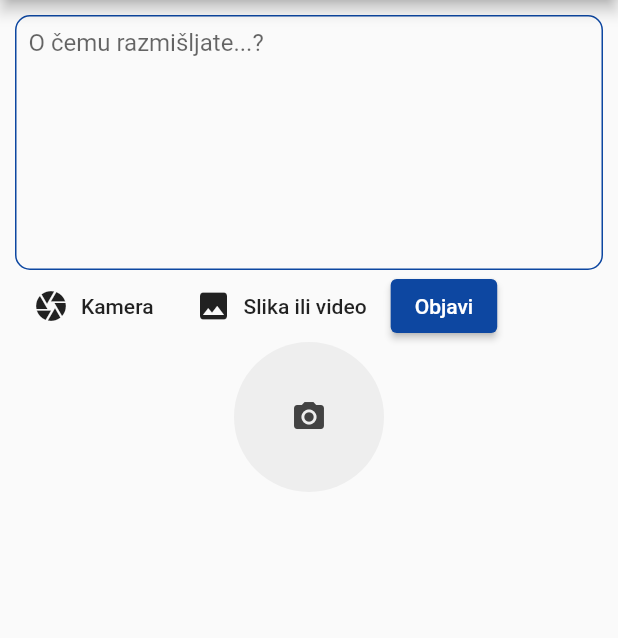
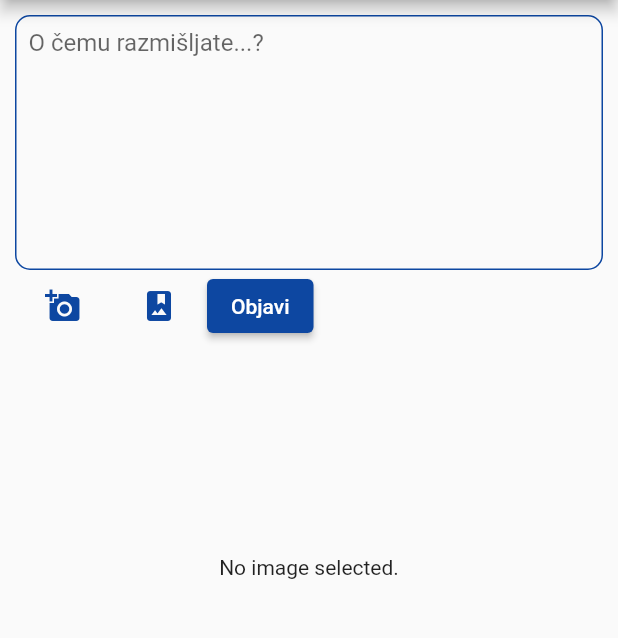
Before and after one commit to ilicina1/facebook2, a Flutter app: the MainScreen screen opened directly, on a phone screen of 412 x 824 dp, the part 84-722 px from its top. Run offline on Flutter 3.47's test engine with Material 2 defaults, Android fonts, the light colour scheme and no system bars; our stand-ins replace firebase_auth, firebase_core, image_picker, splashscreen; missing offline and left inert: firebase_auth_web, firebase_core_web, flutter_facebook_auth, flutter_facebook_login, image_picker_for_web; accounts and stored records are empty.

Commit message:
dodate funkcionalnosti slike iz galerije i uslikane

```diff
--- a/lib/generated_plugin_registrant.dart
+++ b/lib/generated_plugin_registrant.dart
@@ -6,6 +6,7 @@
 
 import 'package:firebase_auth_web/firebase_auth_web.dart';
 import 'package:firebase_core_web/firebase_core_web.dart';
+import 'package:image_picker_for_web/image_picker_for_web.dart';
 
 import 'package:flutter_web_plugins/flutter_web_plugins.dart';
 
@@ -13,5 +14,6 @@ import 'package:flutter_web_plugins/flutter_web_plugins.dart';
 void registerPlugins(Registrar registrar) {
   FirebaseAuthWeb.registerWith(registrar);
   FirebaseCoreWeb.registerWith(registrar);
+  ImagePickerPlugin.registerWith(registrar);
   registrar.registerMessageHandler();
 }
--- a/lib/services/mainScreen/dodajSliku.dart
+++ /dev/null
@@ -1,12 +0,0 @@
-import 'dart:io';
-// import 'package:image_picker/image_picker.dart';
-
-class AddingImages {
-  File image;
-
-  // imgFromGallery() async {
-  //   File image = await ImagePicker.pickImage(
-  //       source: ImageSource.gallery, imageQuality: 50);
-  //   this.image = image;
-  // }
-}
--- /dev/null
+++ b/lib/utils/dummyData/dummyData.dart
@@ -0,0 +1,3 @@
+import 'dart:io';
+
+File image;
--- a/lib/view/mainPage/pages/main_screen.dart
+++ b/lib/view/mainPage/pages/main_screen.dart
@@ -1,10 +1,11 @@
 import 'package:facebook_2/view/EditProfile/pages/edit_profile.dart';
 import 'package:facebook_2/view/mainPage/widgets/dodaj_post_widget.dart';
+import 'package:facebook_2/view/mainPage/widgets/showImage.dart';
 import 'package:facebook_2/view/mainPage/widgets/sign_out_widget.dart';
 import 'package:facebook_2/view/mainPage/widgets/title_widget.dart';
 import 'dart:async';
-import 'package:facebook_2/view/mainPage/widgets/nizDugmadiZaPost.dart';
-import 'package:facebook_2/view/mainPage/widgets/ucitaneSlikeVidei.dart';
+import 'package:facebook_2/view/mainPage/widgets/array_of_buttons.dart';
+import 'package:facebook_2/view/mainPage/widgets/upload_image.dart';
 import 'package:flutter/material.dart';
 
 class MainScreen extends StatefulWidget {
@@ -60,8 +61,8 @@ class _MainScreenState extends State<MainScreen> {
         child: Column(
           children: [
             dodajPostWidget(),
-            nizDugmadiZaPost(context),
-            ucitaneSlikeVidei(),
+            arrayOfButtonsStat(context),
+            ShowImage(),
           ],
         ),
       ),
--- /dev/null
+++ b/lib/view/mainPage/widgets/array_of_buttons.dart
@@ -0,0 +1,23 @@
+import 'package:facebook_2/utils/style/postButtonStyle.dart';
+import 'package:facebook_2/view/mainPage/widgets/upload_image.dart';
+import 'package:flutter/material.dart';
+
+Widget arrayOfButtonsStat(BuildContext context) {
+  return Row(
+    children: <Widget>[
+      Row(
+        mainAxisAlignment: MainAxisAlignment.spaceEvenly,
+        children: [
+          UploadImage(),
+          ElevatedButton(
+            child: Text('Objavi', style: TextStyle(color: Colors.white)),
+            style: postButtonSyle(),
+            onPressed: () {
+              //uredi profil
+            },
+          ),
+        ],
+      ),
+    ],
+  );
+}
--- a/lib/view/mainPage/widgets/nizDugmadiZaPost.dart
+++ /dev/null
@@ -1,32 +0,0 @@
-import 'package:facebook_2/services/mainScreen/dodajSliku.dart';
-import 'package:facebook_2/utils/style/postButtonStyle.dart';
-import 'package:facebook_2/view/mainPage/pages/main_screen.dart';
-import 'package:flutter/material.dart';
-
-Widget nizDugmadiZaPost(BuildContext context) {
-  return Row(
-    children: <Widget>[
-      FlatButton.icon(
-        icon: Icon(Icons.camera),
-        label: Text('Kamera'),
-        onPressed: () {
-          //
-        },
-      ),
-      FlatButton.icon(
-        icon: Icon(Icons.image),
-        label: Text('Slika ili video'),
-        onPressed: () {
-          // AddingImages().imgFromGallery();
-        },
-      ),
-      ElevatedButton(
-        child: Text('Objavi', style: TextStyle(color: Colors.white)),
-        style: postButtonSyle(),
-        onPressed: () {
-          //uredi profil
-        },
-      ),
-    ],
-  );
-}
--- /dev/null
+++ b/lib/view/mainPage/widgets/showImage.dart
@@ -0,0 +1,20 @@
+import 'package:facebook_2/utils/dummyData/dummyData.dart';
+import 'package:flutter/material.dart';
+
+class ShowImage extends StatefulWidget {
+  @override
+  _ShowImageState createState() => _ShowImageState();
+}
+
+class _ShowImageState extends State<ShowImage> {
+  @override
+  Widget build(BuildContext context) {
+    return Container(
+      height: 300,
+      width: 300,
+      child: Center(
+        child: image == null ? Text('No image selected.') : Image.file(image),
+      ),
+    );
+  }
+}
--- a/lib/view/mainPage/widgets/ucitaneSlikeVidei.dart
+++ /dev/null
@@ -1,25 +0,0 @@
-import 'package:facebook_2/services/mainScreen/dodajSliku.dart';
-import 'package:flutter/material.dart';
-
-Widget ucitaneSlikeVidei() {
-  return AddingImages().image != null
-      ? ClipRRect(
-          borderRadius: BorderRadius.circular(50),
-          child: Image.file(
-            AddingImages().image,
-            width: 100,
-            height: 100,
-            fit: BoxFit.fitHeight,
-          ),
-        )
-      : Container(
-          decoration: BoxDecoration(
-              color: Colors.grey[200], borderRadius: BorderRadius.circular(50)),
-          width: 100,
-          height: 100,
-          child: Icon(
-            Icons.camera_alt,
-            color: Colors.grey[800],
-          ),
-        );
-}
--- /dev/null
+++ b/lib/view/mainPage/widgets/upload_image.dart
@@ -0,0 +1,61 @@
+import 'dart:io';
+import 'package:image_picker/image_picker.dart';
+import 'package:flutter/material.dart';
+import 'package:facebook_2/utils/dummyData/dummyData.dart';
+
+class UploadImage extends StatefulWidget {
+  @override
+  _UploadImageState createState() => _UploadImageState();
+}
+
+class _UploadImageState extends State<UploadImage> {
+  final picker = ImagePicker();
+
+  Future getImageCam() async {
+    final pickedFile = await picker.getImage(source: ImageSource.camera);
+
+    setState(() {
+      if (pickedFile != null) {
+        image = File(pickedFile.path);
+        print("image selected");
+      } else {
+        print('No image selected.');
+      }
+    });
+  }
+
+  Future getImageGallery() async {
+    final pickedFile = await picker.getImage(source: ImageSource.gallery);
+
+    setState(() {
+      if (pickedFile != null) {
+        image = File(pickedFile.path);
+        print("image selected");
+      } else {
+        print('No image selected.');
+      }
+    });
+  }
+
+  @override
+  Widget build(BuildContext context) {
+    return Row(
+      children: [
+        TextButton(
+          onPressed: getImageCam,
+          child: Icon(
+            Icons.add_a_photo,
+            color: Colors.blue[900],
+          ),
+        ),
+        TextButton(
+          onPressed: getImageGallery,
+          child: Icon(
+            Icons.photo_album,
+            color: Colors.blue[900],
+          ),
+        )
+      ],
+    );
+  }
+}
--- a/pubspec.yaml
+++ b/pubspec.yaml
@@ -29,7 +29,7 @@ dependencies:
   flutter_facebook_login: ^1.1.1
   splashscreen: ^1.3.5
   http:
-  # image_picker: 0.6.6+5
+  image_picker: ^0.7.4
 
 
 
```
Also changed, not shown: lib/services/login_facebook.dart (+2 -11 lines), lib/utils/dummyData/test.dart (deleted), 2 other files.
